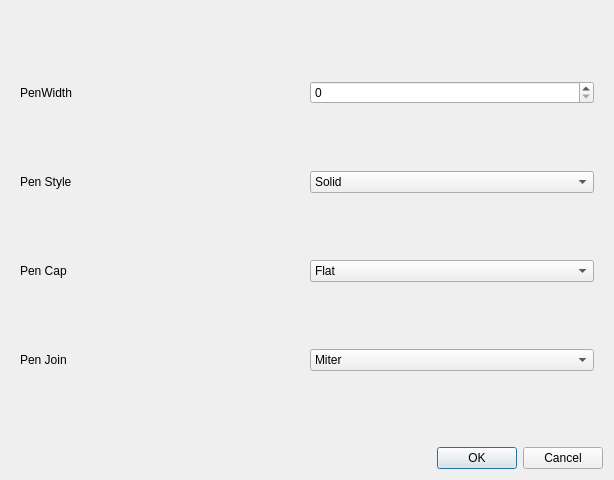
The window that Headers/QPenDialog.ui (jondef/QDataVis) describes before a commit, drawn with Qt 5.
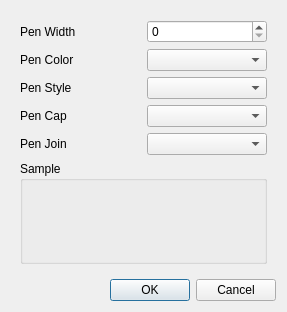
The same window after the commit.

Diff of the .ui file:
```diff
--- a/Headers/QPenDialog.ui
+++ b/Headers/QPenDialog.ui
@@ -6,8 +6,8 @@
             <rect>
                 <x>0</x>
                 <y>0</y>
-                <width>614</width>
-                <height>480</height>
+                <width>287</width>
+                <height>312</height>
             </rect>
         </property>
         <property name="windowTitle">
@@ -27,108 +27,67 @@
             <item row="1" column="0">
                 <widget class="QWidget" name="widget" native="true">
                     <layout class="QGridLayout" name="gridLayout_2">
-                        <item row="1" column="0">
-                            <widget class="QLabel" name="label">
-                                <property name="text">
-                                    <string>Pen Style</string>
-                                </property>
-                            </widget>
-                        </item>
-                        <item row="0" column="0">
-                            <widget class="QLabel" name="label_4">
-                                <property name="text">
-                                    <string>PenWidth</string>
-                                </property>
-                            </widget>
-                        </item>
-                        <item row="2" column="0">
+                        <item row="3" column="0">
                             <widget class="QLabel" name="label_2">
                                 <property name="text">
                                     <string>Pen Cap</string>
                                 </property>
                             </widget>
                         </item>
-                        <item row="3" column="0">
+                        <item row="5" column="0" colspan="2">
+                            <widget class="QGroupBox" name="groupBox">
+                                <property name="title">
+                                    <string>Sample</string>
+                                </property>
+                                <layout class="QGridLayout" name="gridLayout_3">
+                                    <item row="0" column="0">
+                                        <widget class="QWidget" name="sample_widget" native="true"/>
+                                    </item>
+                                </layout>
+                            </widget>
+                        </item>
+                        <item row="2" column="1">
+                            <widget class="QComboBox" name="comboBox_penStyle"/>
+                        </item>
+                        <item row="3" column="1">
+                            <widget class="QComboBox" name="comboBox_penCap"/>
+                        </item>
+                        <item row="4" column="1">
+                            <widget class="QComboBox" name="comboBox_penJoin"/>
+                        </item>
+                        <item row="0" column="0">
+                            <widget class="QLabel" name="label_4">
+                                <property name="text">
+                                    <string>Pen Width</string>
+                                </property>
+                            </widget>
+                        </item>
+                        <item row="4" column="0">
                             <widget class="QLabel" name="label_3">
                                 <property name="text">
                                     <string>Pen Join</string>
                                 </property>
                             </widget>
                         </item>
+                        <item row="2" column="0">
+                            <widget class="QLabel" name="label">
+                                <property name="text">
+                                    <string>Pen Style</string>
+                                </property>
+                            </widget>
+                        </item>
                         <item row="0" column="1">
-                            <widget class="QSpinBox" name="spinBox"/>
+                            <widget class="QSpinBox" name="spinBox_penWidth"/>
+                        </item>
+                        <item row="1" column="0">
+                            <widget class="QLabel" name="label_5">
+                                <property name="text">
+                                    <string>Pen Color</string>
+                                </property>
+                            </widget>
                         </item>
                         <item row="1" column="1">
-                            <widget class="QComboBox" name="comboBox">
-                                <item>
-                                    <property name="text">
-                                        <string>Solid</string>
-                                    </property>
-                                </item>
-                                <item>
-                                    <property name="text">
-                                        <string>Dash</string>
-                                    </property>
-                                </item>
-                                <item>
-                                    <property name="text">
-                                        <string>Dot</string>
-                                    </property>
-                                </item>
-                                <item>
-                                    <property name="text">
-                                        <string>Dash Dot</string>
-                                    </property>
-                                </item>
-                                <item>
-                                    <property name="text">
-                                        <string>Dash Dot Dot</string>
-                                    </property>
-                                </item>
-                                <item>
-                                    <property name="text">
-                                        <string>None</string>
-                                    </property>
-                                </item>
-                            </widget>
-                        </item>
-                        <item row="2" column="1">
-                            <widget class="QComboBox" name="comboBox_2">
-                                <item>
-                                    <property name="text">
-                                        <string>Flat</string>
-                                    </property>
-                                </item>
-                                <item>
-                                    <property name="text">
-                                        <string>Square</string>
-                                    </property>
-                                </item>
-                                <item>
-                                    <property name="text">
-                                        <string>Round</string>
-                                    </property>
-                                </item>
-                            </widget>
-                        </item>
-                        <item row="3" column="1">
-                            <widget class="QComboBox" name="comboBox_3">
-                                <item>
-                                    <property name="text">
-                                        <string>Miter</string>
-                                    </property>
-                                </item>
-                                <item>
-                                    <property name="text">
-                                        <string>Bevel</string>
-                                    </property>
-                                </item>
-                                <item>
-                                    <property name="text">
-                                        <string>Round</string>
-                                    </property>
-                                </item>
-                            </widget>
+                            <widget class="QComboBox" name="comboBox_penColor"/>
                         </item>
                     </layout>
                 </widget>
```
Left out of the diff: 24 changed lines with no effect on the pictures.
